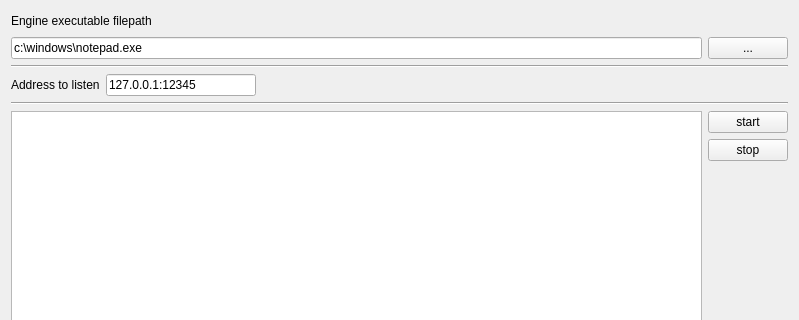
The window that unp-server/mainwindow.ui (rasimv/uci-network-proxy) describes before a commit, drawn with Qt 5; both pictures show x 0 to 799 and y 0 to 320 of the 799 by 606 pixel window.
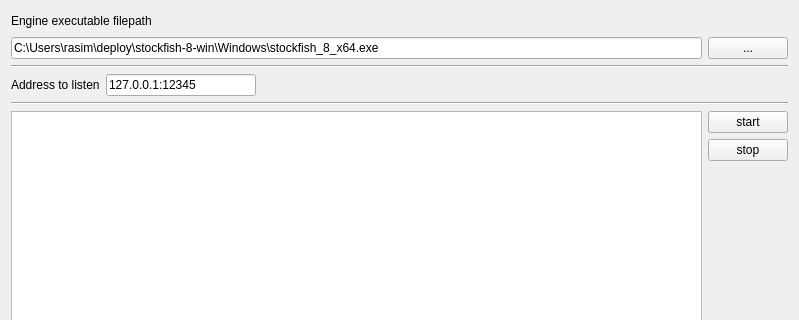
The same window after the commit.

Diff of the .ui file:
```diff
--- a/unp-server/mainwindow.ui
+++ b/unp-server/mainwindow.ui
@@ -45,7 +45,7 @@
        <item>
         <widget class="QLineEdit" name="lineEdit_engineExecutableFilepath">
          <property name="text">
-          <string>c:\windows\notepad.exe</string>
+          <string>C:\Users\rasim\deploy\stockfish-8-win\Windows\stockfish_8_x64.exe</string>
          </property>
         </widget>
        </item>
```
